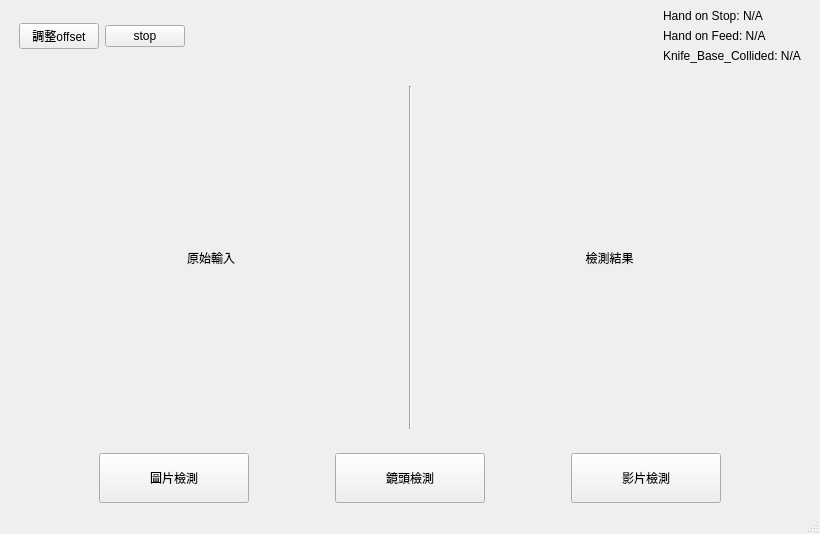
Above: pmc_5axis_yolo/ui/main_window.ui from wade00754/pmc-5axis-yolo before the change. Below: the same form after it.
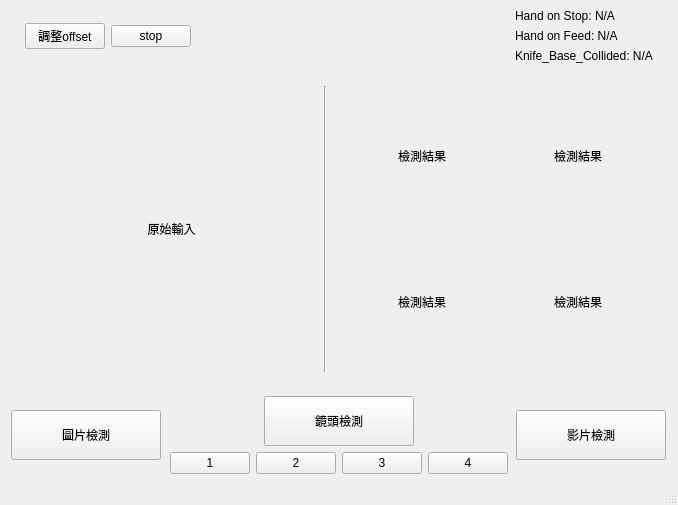
That is the form after the change.

```diff
--- a/pmc_5axis_yolo/ui/main_window.ui
+++ b/pmc_5axis_yolo/ui/main_window.ui
@@ -6,34 +6,16 @@
    <rect>
     <x>0</x>
     <y>0</y>
-    <width>820</width>
-    <height>534</height>
+    <width>678</width>
+    <height>505</height>
    </rect>
   </property>
   <property name="windowTitle">
    <string>MainWindow</string>
   </property>
   <widget class="QWidget" name="centralwidget">
-   <layout class="QGridLayout" name="gridLayout">
-    <item row="0" column="0">
-     <spacer name="horizontalSpacer_6">
-      <property name="orientation">
-       <enum>Qt::Orientation::Horizontal</enum>
-      </property>
-      <property name="sizeType">
-       <enum>QSizePolicy::Policy::Fixed</enum>
-      </property>
-      <property name="sizeHint" stdset="0">
-       <size>
-        <width>10</width>
-        <height>20</height>
-       </size>
-      </property>
-     </spacer>
-    </item>
-    <item row="0" column="1">
-     <layout class="QVBoxLayout" name="verticalLayout_2">
-      <item>
+   <layout class="QGridLayout" name="gridLayout_2">
+    <item row="0" column="1" colspan="3">
        <layout class="QHBoxLayout" name="horizontalLayout_4">
         <item>
          <layout class="QHBoxLayout" name="horizontalLayout">
@@ -123,7 +105,7 @@
         </item>
        </layout>
       </item>
-      <item>
+    <item row="1" column="2">
        <spacer name="verticalSpacer">
         <property name="orientation">
          <enum>Qt::Orientation::Vertical</enum>
@@ -139,9 +121,23 @@
         </property>
        </spacer>
       </item>
-      <item>
-       <layout class="QHBoxLayout" name="horizontalLayout_2">
-        <item>
+    <item row="2" column="0">
+     <spacer name="horizontalSpacer_6">
+      <property name="orientation">
+       <enum>Qt::Orientation::Horizontal</enum>
+      </property>
+      <property name="sizeType">
+       <enum>QSizePolicy::Policy::Fixed</enum>
+      </property>
+      <property name="sizeHint" stdset="0">
+       <size>
+        <width>10</width>
+        <height>20</height>
+       </size>
+      </property>
+     </spacer>
+    </item>
+    <item row="2" column="1">
          <widget class="QLabel" name="input_media">
           <property name="sizePolicy">
            <sizepolicy hsizetype="Expanding" vsizetype="Expanding">
@@ -151,8 +147,8 @@
           </property>
           <property name="minimumSize">
            <size>
-            <width>300</width>
-            <height>250</height>
+        <width>150</width>
+        <height>125</height>
            </size>
           </property>
           <property name="text">
@@ -166,7 +162,7 @@
           </property>
          </widget>
         </item>
-        <item>
+    <item row="2" column="2">
          <widget class="Line" name="line">
           <property name="sizePolicy">
            <sizepolicy hsizetype="Fixed" vsizetype="Expanding">
@@ -185,7 +181,9 @@
           </property>
          </widget>
         </item>
-        <item>
+    <item row="2" column="3">
+     <layout class="QGridLayout" name="gridLayout">
+      <item row="0" column="0">
          <widget class="QLabel" name="output_media">
           <property name="sizePolicy">
            <sizepolicy hsizetype="Expanding" vsizetype="Expanding">
@@ -195,8 +193,83 @@
           </property>
           <property name="minimumSize">
            <size>
-            <width>300</width>
-            <height>250</height>
+          <width>150</width>
+          <height>125</height>
+         </size>
+        </property>
+        <property name="text">
+         <string>檢測結果</string>
+        </property>
+        <property name="scaledContents">
+         <bool>true</bool>
+        </property>
+        <property name="alignment">
+         <set>Qt::AlignmentFlag::AlignCenter</set>
+        </property>
+       </widget>
+      </item>
+      <item row="1" column="0">
+       <widget class="QLabel" name="output_media3">
+        <property name="sizePolicy">
+         <sizepolicy hsizetype="Expanding" vsizetype="Expanding">
+          <horstretch>0</horstretch>
+          <verstretch>0</verstretch>
+         </sizepolicy>
+        </property>
+        <property name="minimumSize">
+         <size>
+          <width>150</width>
+          <height>125</height>
+         </size>
+        </property>
+        <property name="text">
+         <string>檢測結果</string>
+        </property>
+        <property name="scaledContents">
+         <bool>true</bool>
+        </property>
+        <property name="alignment">
+         <set>Qt::AlignmentFlag::AlignCenter</set>
+        </property>
+       </widget>
+      </item>
+      <item row="1" column="1">
+       <widget class="QLabel" name="output_media4">
+        <property name="sizePolicy">
+         <sizepolicy hsizetype="Expanding" vsizetype="Expanding">
+          <horstretch>0</horstretch>
+          <verstretch>0</verstretch>
+         </sizepolicy>
+        </property>
+        <property name="minimumSize">
+         <size>
+          <width>150</width>
+          <height>125</height>
+         </size>
+        </property>
+        <property name="text">
+         <string>檢測結果</string>
+        </property>
+        <property name="scaledContents">
+         <bool>true</bool>
+        </property>
+        <property name="alignment">
+         <set>Qt::AlignmentFlag::AlignCenter</set>
+        </property>
+       </widget>
+      </item>
+      <item row="0" column="1">
+       <widget class="QLabel" name="output_media2">
+        <property name="sizePolicy">
+         <sizepolicy hsizetype="Expanding" vsizetype="Expanding">
+          <horstretch>0</horstretch>
+          <verstretch>0</verstretch>
+         </sizepolicy>
+        </property>
+        <property name="minimumSize">
+         <size>
+          <width>150</width>
+          <height>125</height>
            </size>
           </property>
           <property name="text">
@@ -212,7 +285,23 @@
         </item>
        </layout>
       </item>
-      <item>
+    <item row="2" column="4">
+     <spacer name="horizontalSpacer_7">
+      <property name="orientation">
+       <enum>Qt::Orientation::Horizontal</enum>
+      </property>
+      <property name="sizeType">
+       <enum>QSizePolicy::Policy::Fixed</enum>
+      </property>
+      <property name="sizeHint" stdset="0">
+       <size>
+        <width>10</width>
+        <height>20</height>
+       </size>
+      </property>
+     </spacer>
+    </item>
+    <item row="3" column="2">
        <spacer name="verticalSpacer_2">
         <property name="orientation">
          <enum>Qt::Orientation::Vertical</enum>
@@ -228,8 +317,8 @@
         </property>
        </spacer>
       </item>
-      <item>
-       <layout class="QHBoxLayout" name="horizontalLayout_3">
+    <item row="4" column="0" colspan="5">
+     <layout class="QHBoxLayout" name="horizontalLayout_5">
         <item>
          <spacer name="horizontalSpacer_5">
           <property name="orientation">
@@ -276,6 +365,8 @@
          </spacer>
         </item>
         <item>
+       <layout class="QVBoxLayout" name="verticalLayout_2">
+        <item alignment="Qt::AlignmentFlag::AlignHCenter">
          <widget class="QPushButton" name="button_camera">
           <property name="sizePolicy">
            <sizepolicy hsizetype="Fixed" vsizetype="Fixed">
@@ -295,6 +386,40 @@
          </widget>
         </item>
         <item>
+         <layout class="QHBoxLayout" name="horizontalLayout_3">
+          <item>
+           <widget class="QPushButton" name="camera_change1">
+            <property name="text">
+             <string>1</string>
+            </property>
+           </widget>
+          </item>
+          <item>
+           <widget class="QPushButton" name="camera_change2">
+            <property name="text">
+             <string>2</string>
+            </property>
+           </widget>
+          </item>
+          <item>
+           <widget class="QPushButton" name="camera_change3">
+            <property name="text">
+             <string>3</string>
+            </property>
+           </widget>
+          </item>
+          <item>
+           <widget class="QPushButton" name="camera_change4">
+            <property name="text">
+             <string>4</string>
+            </property>
+           </widget>
+          </item>
+         </layout>
+        </item>
+       </layout>
+      </item>
+      <item>
          <spacer name="horizontalSpacer_4">
           <property name="orientation">
            <enum>Qt::Orientation::Horizontal</enum>
@@ -340,24 +465,6 @@
          </spacer>
         </item>
        </layout>
-      </item>
-     </layout>
-    </item>
-    <item row="0" column="2">
-     <spacer name="horizontalSpacer_7">
-      <property name="orientation">
-       <enum>Qt::Orientation::Horizontal</enum>
-      </property>
-      <property name="sizeType">
-       <enum>QSizePolicy::Policy::Fixed</enum>
-      </property>
-      <property name="sizeHint" stdset="0">
-       <size>
-        <width>10</width>
-        <height>20</height>
-       </size>
-      </property>
-     </spacer>
     </item>
    </layout>
   </widget>
```
Lines whose indentation alone changed are shown as unchanged.
